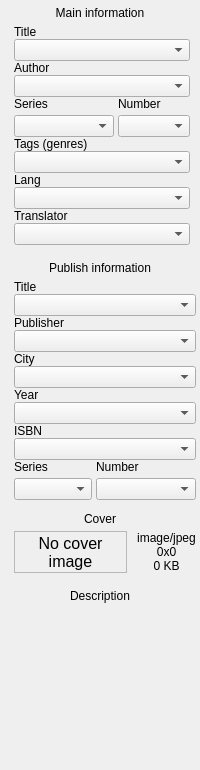
Before: the Qt Designer form src/designer/bookinfopanel.ui in dnkorpushov/libro2, drawn with Qt 5.
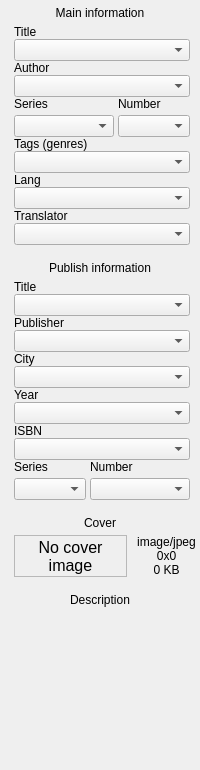
After: the same form once the commit is applied. Icons and pictures are not drawn. Custom widgets are drawn as their Qt base class.

```diff
--- a/src/designer/bookinfopanel.ui
+++ b/src/designer/bookinfopanel.ui
@@ -57,8 +57,8 @@
        <rect>
         <x>0</x>
         <y>0</y>
-        <width>200</width>
-        <height>770</height>
+        <width>205</width>
+        <height>749</height>
        </rect>
       </property>
       <layout class="QVBoxLayout" name="verticalLayout_6">
@@ -286,10 +286,10 @@
              <number>0</number>
             </property>
             <property name="rightMargin">
-             <number>0</number>
+             <number>6</number>
             </property>
             <property name="bottomMargin">
-             <number>6</number>
+             <number>10</number>
             </property>
             <item>
              <widget class="QLabel" name="label_5">
```
